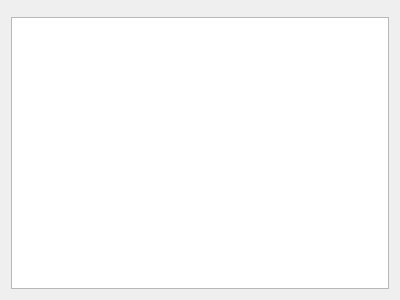
This is launcher/attachdialog.ui in KDAB/GammaRay as Qt 5 draws it before an edit. The edited form follows.
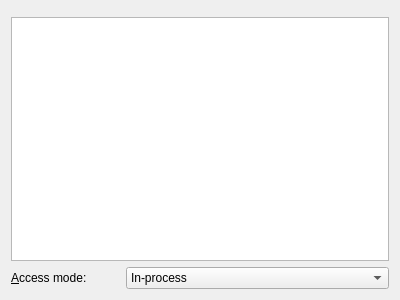
This is the edited form. Icons and pictures are not drawn. Custom widgets are drawn as their Qt base class.

Commit message:
Allow to select in/out-of-process mode for attaching as well.
This will also automatically start the GammaRay client now.

Patch:
```diff
--- a/launcher/attachdialog.ui
+++ b/launcher/attachdialog.ui
@@ -43,6 +43,42 @@
          </property>
         </widget>
        </item>
+       <item>
+        <layout class="QHBoxLayout" name="horizontalLayout">
+         <item>
+          <widget class="QLabel" name="label">
+           <property name="text">
+            <string>&amp;Access mode:</string>
+           </property>
+           <property name="buddy">
+            <cstring>accessMode</cstring>
+           </property>
+          </widget>
+         </item>
+         <item>
+          <widget class="QComboBox" name="accessMode">
+           <property name="currentIndex">
+            <number>2</number>
+           </property>
+           <item>
+            <property name="text">
+             <string>Out-of-process, local debugging only</string>
+            </property>
+           </item>
+           <item>
+            <property name="text">
+             <string>Out-of-process, remote debugging enabled</string>
+            </property>
+           </item>
+           <item>
+            <property name="text">
+             <string>In-process</string>
+            </property>
+           </item>
+          </widget>
+         </item>
+        </layout>
+       </item>
       </layout>
      </widget>
      <zorder>listViewPage</zorder>
```
The commit also changes 1 other file.
